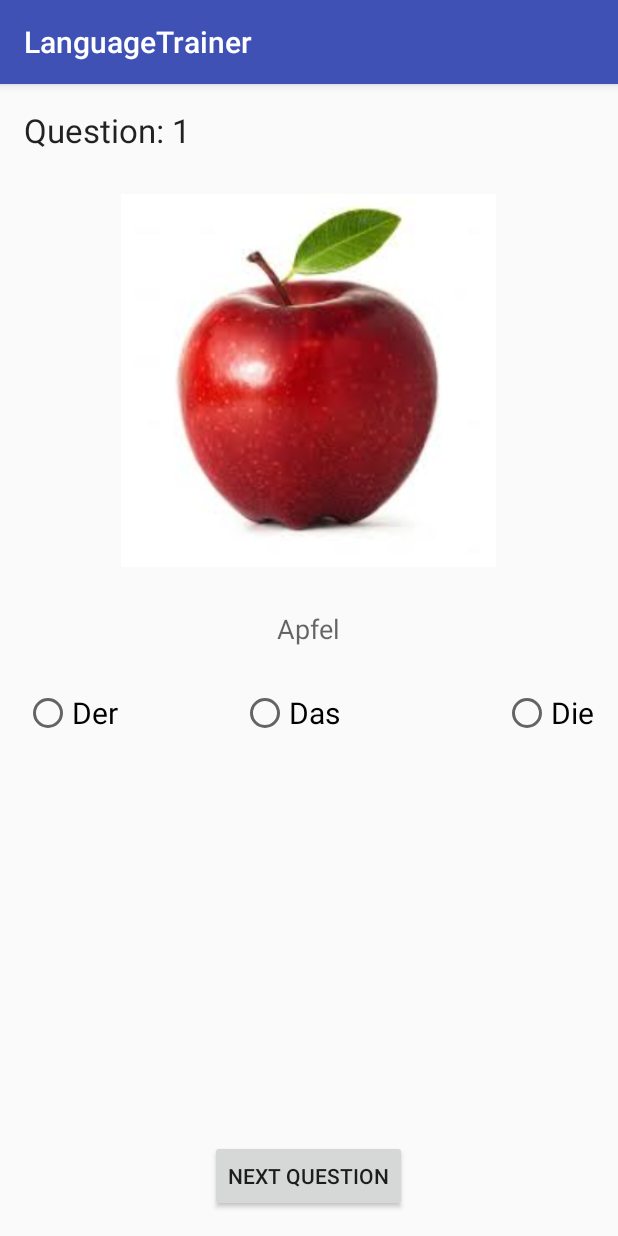
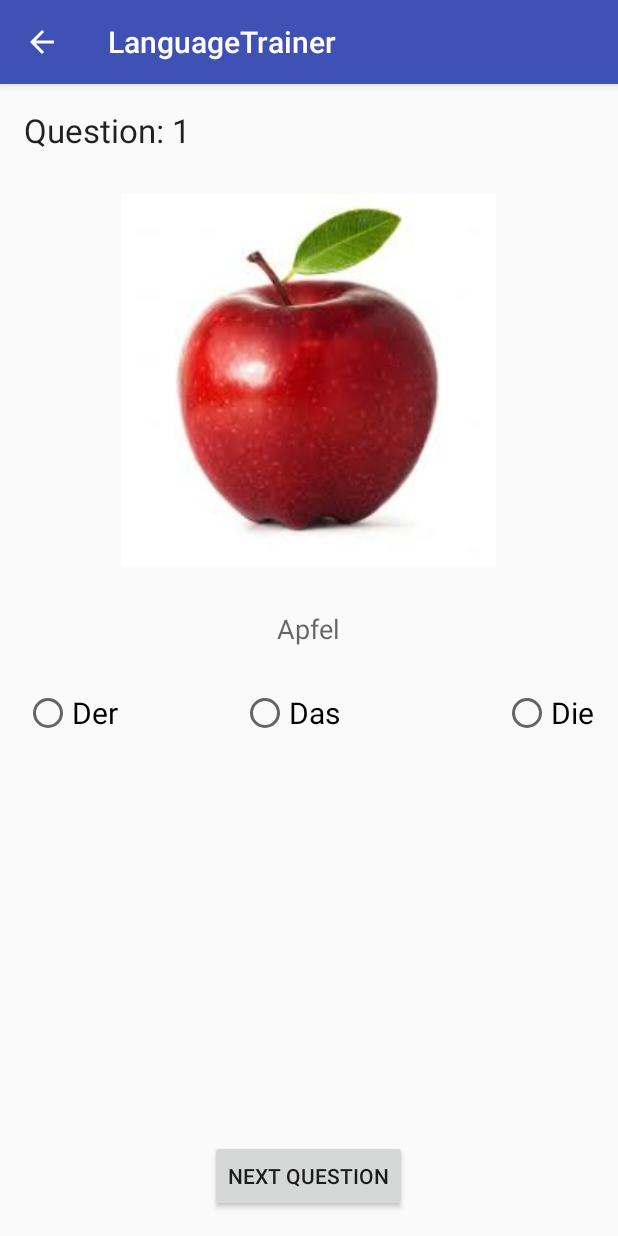
Before and after one commit to gregfield/IN721-fielgm2, an Android app: the QuizQuestionsActivity screen opened directly, with no data from a screen before it, on a phone screen of 412 x 824 dp. Run offline under Robolectric (Android 15) with nearby library versions, the phone set to English and light mode, and no system bars.

Commit message:
Bugs Fixed

```diff
--- a/Week 6/Language Trainer/app/src/main/AndroidManifest.xml
+++ b/Week 6/Language Trainer/app/src/main/AndroidManifest.xml
@@ -15,8 +15,10 @@
                 <category android:name="android.intent.category.LAUNCHER" />
             </intent-filter>
         </activity>
-        <activity android:name=".QuizQuestionsActivity" />
-        <activity android:name=".ResultsActivity"></activity>
+        <activity android:name=".QuizQuestionsActivity"
+            android:parentActivityName=".TitleActivity"/>
+        <activity android:name=".ResultsActivity"
+            android:parentActivityName=".TitleActivity"></activity>
     </application>
 
 </manifest>
--- a/Week 6/Language Trainer/app/src/main/java/bit/fielgm2/languagetrainer/CorrectFragment.java
+++ b/Week 6/Language Trainer/app/src/main/java/bit/fielgm2/languagetrainer/CorrectFragment.java
@@ -5,6 +5,7 @@ import android.app.Dialog;
 import android.app.DialogFragment;
 import android.content.DialogInterface;
 import android.os.Bundle;
+import android.view.MotionEvent;
 
 /**
  * Created by Greg on 29/03/2016.
@@ -16,7 +17,8 @@ public class CorrectFragment extends DialogFragment
         AlertDialog.Builder builder = new AlertDialog.Builder(getActivity());
         //what is displayed on the fragment
         builder.setTitle("Correct!");
-        builder.setPositiveButton("Continue", new continueButton());
+        builder.setNeutralButton("Continue", new continueButton());
+
         //shows the fragment
         return builder.create();
     }
--- a/Week 6/Language Trainer/app/src/main/res/layout/activity_quiz_questions.xml
+++ b/Week 6/Language Trainer/app/src/main/res/layout/activity_quiz_questions.xml
@@ -42,6 +42,7 @@
         android:layout_height="wrap_content"
         android:text="@string/der"
         android:id="@+id/derRbtn"
+        android:onClick="onRadioButtonClick"
         android:layout_marginTop="28dp"
         android:textSize="@dimen/rbtnTextSize"
         android:layout_below="@+id/germanNounText"
@@ -53,6 +54,7 @@
         android:layout_height="wrap_content"
         android:text="@string/das"
         android:id="@+id/dasRbtn"
+        android:onClick="onRadioButtonClick"
         android:textSize="@dimen/rbtnTextSize"
         android:layout_alignTop="@+id/derRbtn"
         android:layout_alignRight="@+id/germanNounText"
@@ -63,6 +65,7 @@
         android:layout_height="wrap_content"
         android:text="@string/die"
         android:id="@+id/dieRbtn"
+        android:onClick="onRadioButtonClick"
         android:textSize="@dimen/rbtnTextSize"
         android:layout_alignTop="@+id/dasRbtn"
         android:layout_alignParentRight="true"
```
Also changed, not shown: Week 6/Language Trainer/app/src/main/java/bit/fielgm2/languagetrainer/QuizQuestionsActivity.java (+15 -0 lines).
